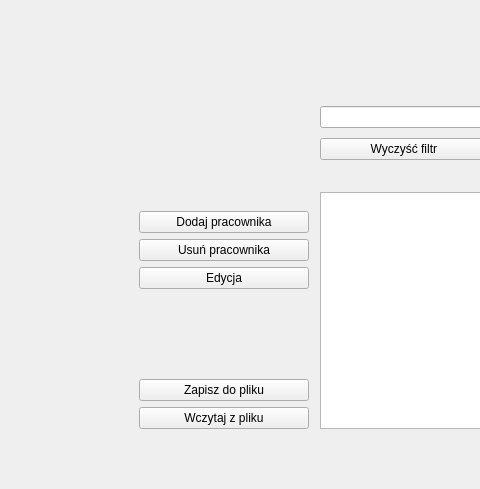
Above: mainwindow.ui from Adrhian241/companyManagement before the change; both pictures show x 0 to 480 and y 0 to 489 of the 800 by 600 pixel window. Below: the same form after it.
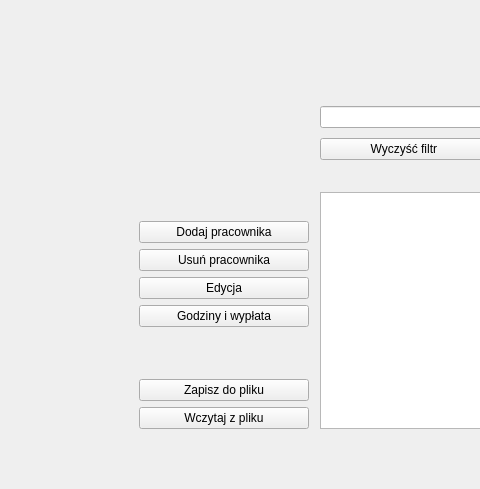
That is the form after the change.

Commit message: Attendance list and salary calculation

What changed in the file:
```diff
--- a/mainwindow.ui
+++ b/mainwindow.ui
@@ -56,16 +56,19 @@
           <item>
            <layout class="QHBoxLayout" name="horizontalLayout_2">
             <item>
-             <layout class="QVBoxLayout" name="verticalLayout" stretch="10,1,1,1,8,0,0">
+             <layout class="QVBoxLayout" name="verticalLayout" stretch="10,1,1,1,0,4,0,0">
               <item>
                <spacer name="verticalSpacer">
                 <property name="orientation">
                  <enum>Qt::Orientation::Vertical</enum>
                 </property>
+                <property name="sizeType">
+                 <enum>QSizePolicy::Policy::Preferred</enum>
+                </property>
                 <property name="sizeHint" stdset="0">
                  <size>
                   <width>20</width>
-                  <height>20</height>
+                  <height>30</height>
                  </size>
                 </property>
                </spacer>
@@ -91,15 +94,25 @@
                 </property>
                </widget>
               </item>
+              <item>
+               <widget class="QPushButton" name="pushButtonAttendance">
+                <property name="text">
+                 <string>Godziny i wypłata</string>
+                </property>
+               </widget>
+              </item>
               <item>
                <spacer name="verticalSpacer_2">
                 <property name="orientation">
                  <enum>Qt::Orientation::Vertical</enum>
                 </property>
+                <property name="sizeType">
+                 <enum>QSizePolicy::Policy::Preferred</enum>
+                </property>
                 <property name="sizeHint" stdset="0">
                  <size>
                   <width>20</width>
-                  <height>20</height>
+                  <height>10</height>
                  </size>
                 </property>
                </spacer>
```
The commit also changes 430 other files.
